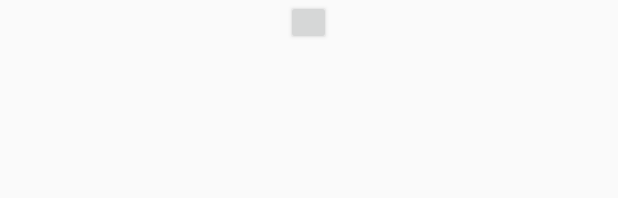
After one commit to nnarain/dotrix-android, an Android app: the layout layout_menu_button.xml on its own in the app's theme, with its tools: preview values and no code run, on a phone screen of 412 x 824 dp. The commit adds this screen. Shown: the top 198 px of the screen. Run offline under Robolectric (Android 15) with nearby library versions, the phone set to English and light mode, and no system bars.

Commit message:
added button to open popmenu, app now full screen mode

```diff
--- a/app/build.gradle
+++ b/app/build.gradle
@@ -21,6 +21,9 @@ android {
             minifyEnabled false
             proguardFiles getDefaultProguardFile('proguard-android.txt'), 'proguard-rules.pro'
         }
+        debug{
+            debuggable true
+        }
     }
     externalNativeBuild {
         cmake {
--- a/app/src/main/res/layout/activity_main.xml
+++ b/app/src/main/res/layout/activity_main.xml
@@ -34,7 +34,9 @@
         <LinearLayout
             android:layout_width="wrap_content"
             android:layout_height="wrap_content"
+            android:orientation="vertical"
             android:layout_gravity="bottom|center_horizontal">
+            <include layout="@layout/layout_menu_button"/>
             <include layout="@layout/layout_selstart"/>
         </LinearLayout>
 
--- /dev/null
+++ b/app/src/main/res/layout/layout_menu_button.xml
@@ -0,0 +1,13 @@
+<?xml version="1.0" encoding="utf-8"?>
+<LinearLayout xmlns:android="http://schemas.android.com/apk/res/android"
+              android:orientation="vertical"
+              android:layout_width="match_parent"
+              android:layout_height="match_parent">
+
+    <Button
+        android:id="@+id/bnMenu"
+        android:layout_width="30dp"
+        android:layout_height="30dp"
+        android:layout_gravity="center_horizontal"/>
+
+</LinearLayout>
--- a/app/src/main/res/values/styles.xml
+++ b/app/src/main/res/values/styles.xml
@@ -1,7 +1,7 @@
 <resources>
 
     <!-- Base application theme. -->
-    <style name="AppTheme" parent="Theme.AppCompat.Light.DarkActionBar">
+    <style name="AppTheme" parent="Theme.AppCompat.Light.NoActionBar">
         <!-- Customize your theme here. -->
         <item name="colorPrimary">@color/colorPrimary</item>
         <item name="colorPrimaryDark">@color/colorPrimaryDark</item>
```
Also changed, not shown: app/src/main/java/io/github/nnarain/dotrix/ui/Input.java (+44 -3 lines).
